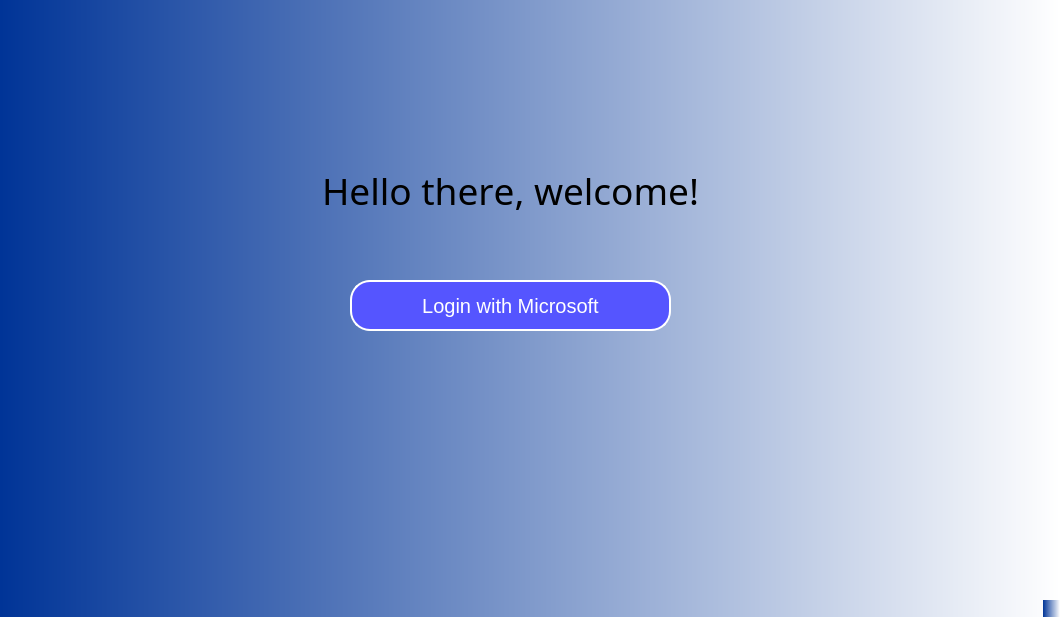
This is pyqt5_files/login_window.ui in ChanJiaJin/SIT-CAPSTONE as Qt 5 draws it before an edit. The edited form follows.
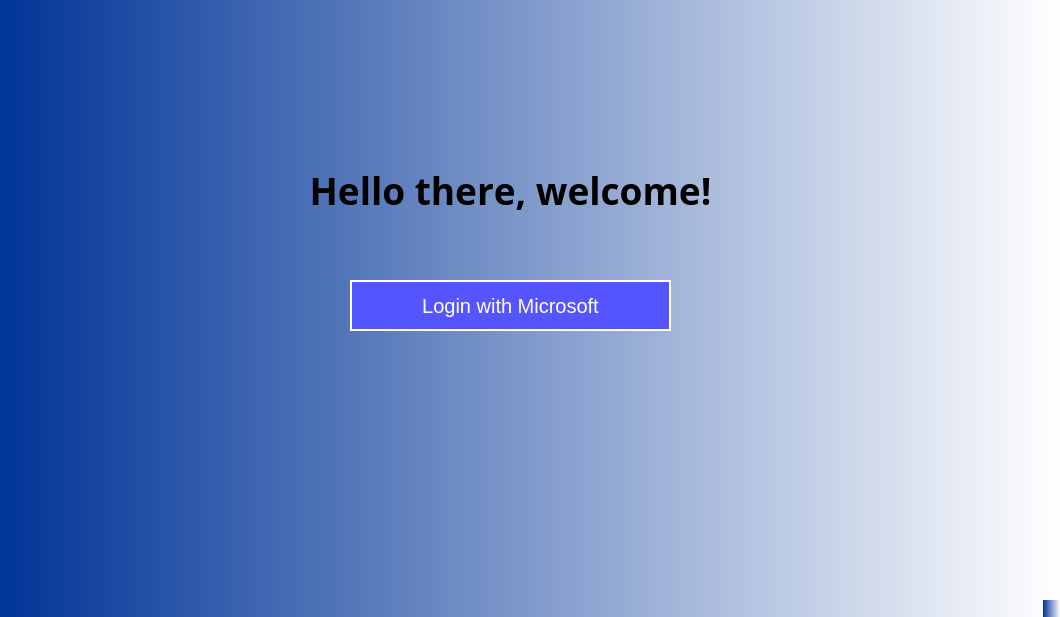
This is the edited form.

What changed in the file:
```diff
--- a/pyqt5_files/login_window.ui
+++ b/pyqt5_files/login_window.ui
@@ -53,8 +53,8 @@
      <font>
       <family>Calibri Light</family>
       <pointsize>28</pointsize>
-      <weight>50</weight>
-      <bold>false</bold>
+      <weight>75</weight>
+      <bold>true</bold>
       <kerning>false</kerning>
      </font>
     </property>
@@ -65,7 +65,8 @@
      <bool>false</bool>
     </property>
     <property name="styleSheet">
-     <string notr="true">background-color: none</string>
+     <string notr="true">background-color: none;
+font-weight: bold;</string>
     </property>
     <property name="text">
      <string>Hello there, welcome!</string>
@@ -85,12 +86,12 @@
     </property>
     <property name="font">
      <font>
-      <pointsize>15</pointsize>
+      <pointsize>-1</pointsize>
      </font>
     </property>
     <property name="styleSheet">
      <string notr="true">background-color: rgb(85, 85, 255);
-border-radius: 20px;
+font-size: 20px;
 border: 2px solid white;
 color: white;</string>
     </property>
```
